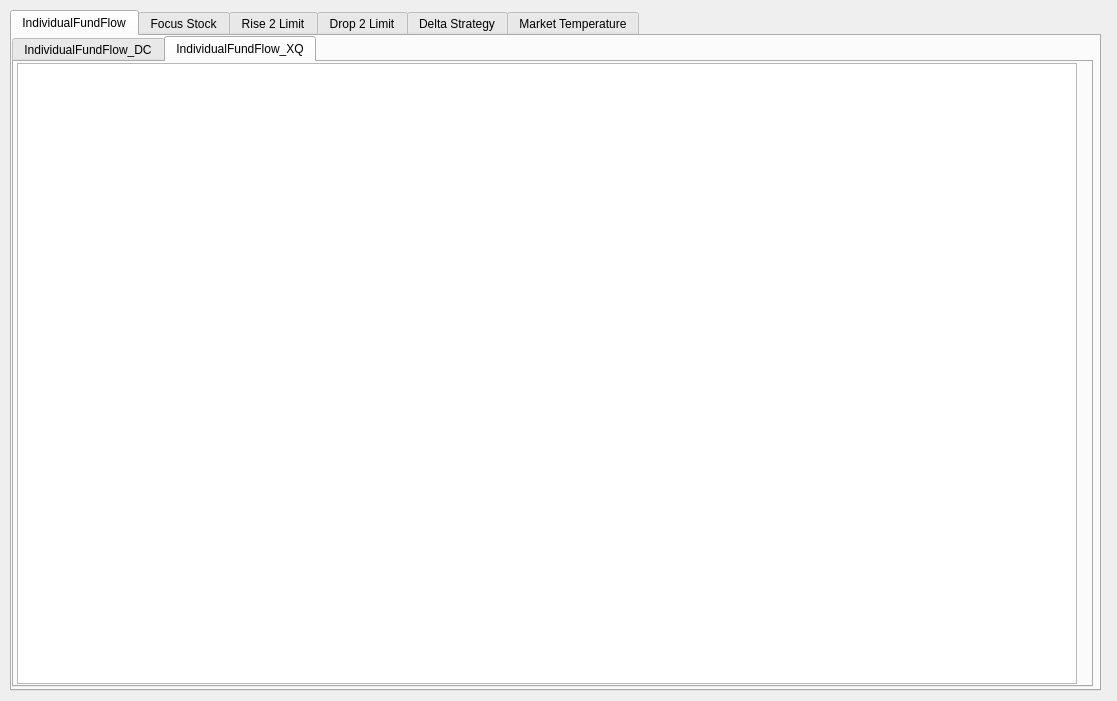
Qt form StockTip/form.ui (Ruffia/ADRHis) before a commit.
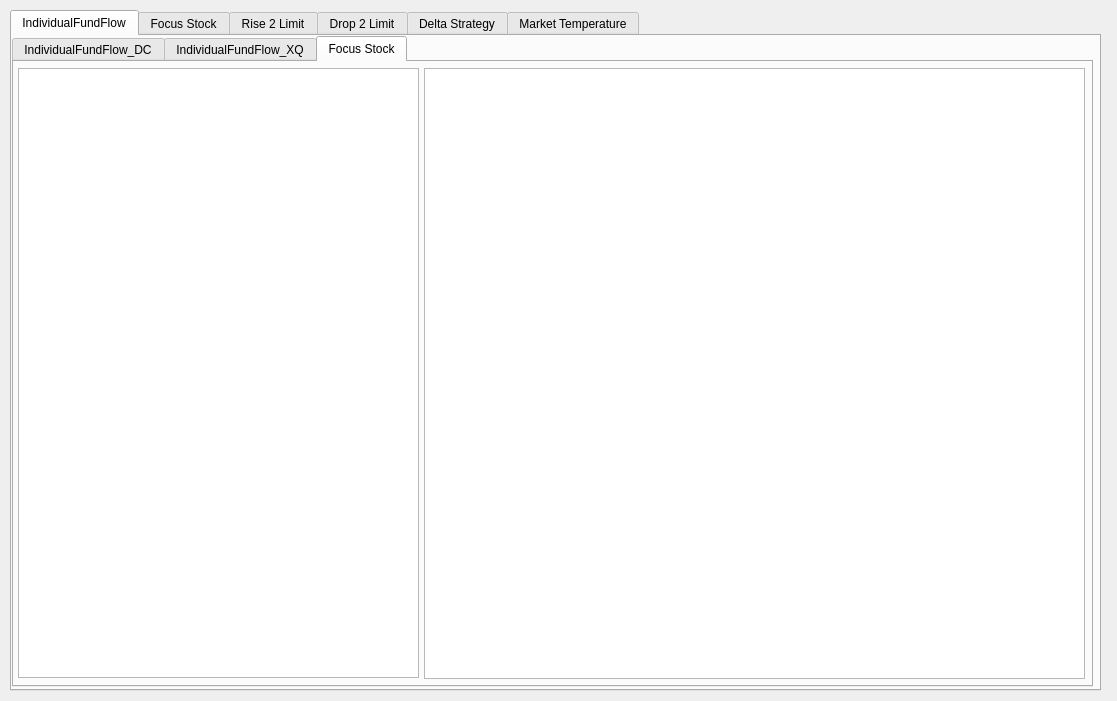
The same form after that commit. The open tabs and pages were chosen to show the change.

Commit message: 调整UI布局

The edit to the form file:
```diff
--- a/StockTip/form.ui
+++ b/StockTip/form.ui
@@ -39,7 +39,7 @@
       </rect>
      </property>
      <property name="currentIndex">
-      <number>1</number>
+      <number>2</number>
      </property>
      <widget class="QWidget" name="m_tabIndividualFundFlow_DC">
       <attribute name="title">
@@ -71,32 +71,37 @@
        </property>
       </widget>
      </widget>
-    </widget>
-   </widget>
-   <widget class="QWidget" name="m_tabFocusStock">
+     <widget class="QWidget" name="m_tabFocusStockDeviate">
     <attribute name="title">
      <string>Focus Stock</string>
     </attribute>
-    <widget class="QTableView" name="m_tableViewFocusStock">
+      <widget class="QTableView" name="m_tableViewFocusStockDeviate">
      <property name="geometry">
       <rect>
-       <x>0</x>
-       <y>1</y>
+         <x>4</x>
+         <y>6</y>
        <width>401</width>
-       <height>651</height>
+         <height>610</height>
       </rect>
      </property>
     </widget>
-    <widget class="QTableView" name="m_tableViewFocusStockComment">
+      <widget class="QTableView" name="m_tableViewFocusStockDeviateComment">
      <property name="geometry">
       <rect>
        <x>410</x>
-       <y>1</y>
-       <width>671</width>
-       <height>651</height>
+         <y>6</y>
+         <width>661</width>
+         <height>611</height>
       </rect>
      </property>
     </widget>
+     </widget>
+    </widget>
+   </widget>
+   <widget class="QWidget" name="m_tabFocusStock">
+    <attribute name="title">
+     <string>Focus Stock</string>
+    </attribute>
    </widget>
    <widget class="QWidget" name="m_tabRise2Limit">
     <attribute name="title">
```
Left out of the diff: 2 changed lines with no effect on the pictures. Lines whose indentation alone changed are shown as unchanged. The commit also changes 2 other files.
